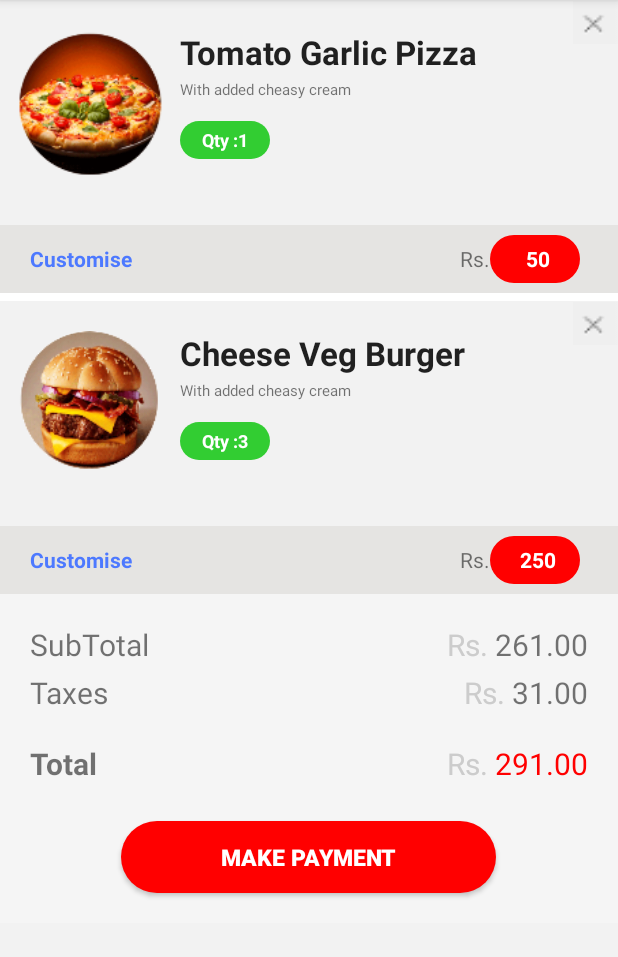
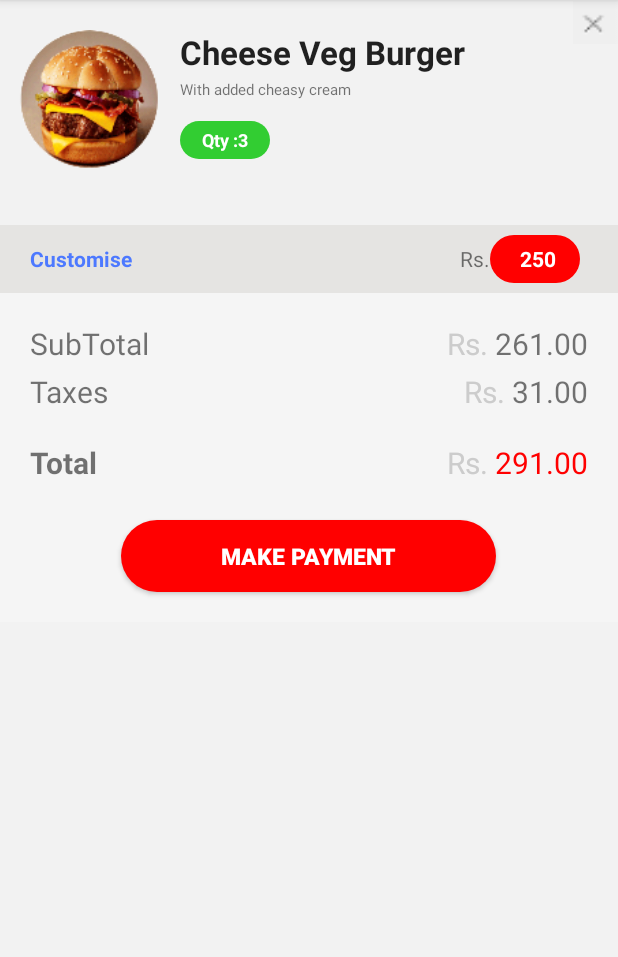
Before and after one commit to lognsys/toodit, an Android app: the fragment CartFragment placed in its activity, after a tap on an icon or button, on a phone screen of 412 x 824 dp, the part 84-1041 px from its top. Run offline under Robolectric (Android 15) with nearby library versions, the phone set to English and light mode, and no system bars; our stand-ins replace CircleImageView; libraries missing offline, so code that uses them is left out: com.ittianyu.bottomnavigationviewex; plain views replace BottomNavigationViewEx; 7 statements that could not run were skipped.

Commit message:
changes in CartFragment cancel button

```diff
--- a/app/src/main/java/com/lognsys/toodit/fragment/CartFragment.java
+++ b/app/src/main/java/com/lognsys/toodit/fragment/CartFragment.java
@@ -20,25 +20,30 @@ import android.text.Spannable;
 import android.text.SpannableString;
 import android.text.TextWatcher;
 import android.text.style.ForegroundColorSpan;
+import android.util.Log;
 import android.view.LayoutInflater;
 import android.view.View;
 import android.view.ViewGroup;
 import android.widget.ArrayAdapter;
+import android.widget.BaseAdapter;
 import android.widget.Button;
 import android.widget.EditText;
 import android.widget.ImageView;
 import android.widget.LinearLayout;
 import android.widget.ListView;
 import android.widget.TextView;
+import android.widget.Toast;
 
 import com.lognsys.toodit.R;
+
+import java.util.ArrayList;
 
 import de.hdodenhof.circleimageview.CircleImageView;
 
 /**
  * A simple {@link Fragment} subclass.
  * Activities that contain this fragment must implement the
- * {@link CartFragment.OnFragmentInteractionListener} interface
+ * {@link OnFragmentInteractionListener} interface
  * to handle interaction events.
  * Use the {@link CartFragment#newInstance} factory method to
  * create an instance of this fragment.
@@ -48,15 +53,16 @@ public class CartFragment extends Fragment {
     // the fragment initialization parameters, e.g. ARG_ITEM_NUMBER
     private static final String ARG_PARAM1 = "param1";
     private static final String ARG_PARAM2 = "param2";
-
+    private ArrayList<ListDataCartFragments> myList = new ArrayList<ListDataCartFragments>();
+    NotificationFragment.MyBaseAdapter myBaseAdapter;
     //by Akhilesh
-    String[] item={"Tomato Garlic Pizza", "Cheese Veg Burger"};
-    String[] qualit={"With added cheasy cream","With added cheasy cream" };
-    String[] quant={"Qty :1", "Qty :3"};
-    String[] amoun={" 50", " 250"};
+    String[] item = {"Tomato Garlic Pizza", "Cheese Veg Burger"};
+    String[] qualit = {"With added cheasy cream", "With added cheasy cream"};
+    String[] quant = {"Qty :1", "Qty :3"};
+    String[] amoun = {" 50", " 250"};
     ListView li;
-    int [] image={R.drawable.tomato12,R.drawable.vegitable12};
-   ItemSelectedListAdapter pwd;
+    int[] image = {R.drawable.tomato12, R.drawable.vegitable12};
+    MyBaseAdapter pwd;
 //
 
     // TODO: Rename and change types of parameters
@@ -105,9 +111,11 @@ public class CartFragment extends Fragment {
 
         View v = inflater.inflate(R.layout.fragment_cart, container, false);
 
-        li=(ListView)v.findViewById(R.id.lvCart);
+        li = (ListView) v.findViewById(R.id.lvCart);
+        getDataInList();
+
         //CartFragment.PasswordAdapter pwd=new CartFragment().PasswordAdapter(getActivity(),R.layout.list_raw_cart,item, qualit, quant, amoun);
-        ItemSelectedListAdapter pwd=new ItemSelectedListAdapter(getActivity(),R.layout.list_raw_cart,item, qualit, quant, amoun);
+        MyBaseAdapter pwd = new MyBaseAdapter(getActivity(), myList);
         li.setAdapter(pwd);
         return v;
         // return inflater.inflate(R.layout.fragment_cart, container, false);
@@ -152,41 +160,60 @@ public class CartFragment extends Fragment {
         // TODO: Update argument type and name
         void onFragmentInteraction(Uri uri);
     }
-    class ItemSelectedListAdapter extends ArrayAdapter {
 
-        public ItemSelectedListAdapter(Context context, int resource, String[] item, String[] qualit, String[] quant, String[] amoun) {
-            super(context, resource, item);
+    class MyBaseAdapter extends BaseAdapter {
+
+        private  ArrayList<ListDataCartFragments> myList = new ArrayList<ListDataCartFragments>();
+        LayoutInflater inflater;
+        Context context=getActivity();
+
+
+        public MyBaseAdapter(Context context, ArrayList<ListDataCartFragments> myList) {
+            this.myList = myList;
+            this.context = context;
+            inflater = LayoutInflater.from(this.context);
         }
 
         @Override
+        public int getCount() {
+            return myList.size();
+        }
+
+        @Override
+        public ListDataCartFragments getItem(int position) {
+            return myList.get(position);
+        }
+
+        @Override
+        public long getItemId(int position) {
+            return 0;
+        }
+
+
+        @Override
         public View getView(int position, View convertView, ViewGroup parent) {
-            View v=convertView;
-            if (convertView== null) {
-                v=((Activity)getContext()).getLayoutInflater().inflate(R.layout.list_raw_cart,null);
+            final MyViewHolder mViewHolder;
+
+            if (convertView == null) {
+                convertView = inflater.inflate(R.layout.list_raw_cart, parent, false);
+                mViewHolder = new MyViewHolder(convertView);
+                convertView.setTag(mViewHolder);
+            } else {
+                mViewHolder = (MyViewHolder) convertView.getTag();
             }
-            LinearLayout llAmount=(LinearLayout) v.findViewById(R.id.llTotalAmount);
 
-            llAmount.setVisibility(View.GONE);
 
-            TextView subTotal=(TextView) v.findViewById(R.id.tvSubTotal);
-            TextView      taxes=(TextView) v.findViewById(R.id.tvTaxes);
-            TextView      Total=(TextView) v.findViewById(R.id.tvTotal);
-            Button makePayment=(Button)v.findViewById(R.id.btnMakePayment) ;
-            ImageView cancelSelection=(ImageView)v.findViewById(R.id.ivCancelSelection);
-            TextView temName = (TextView) v.findViewById(R.id.tvItemName);
-            TextView itemQuality = (TextView) v.findViewById(R.id.tvItemQuality);
-            final EditText itemQuantity = (EditText) v.findViewById(R.id.tvItemQuantity);
-            TextView itemAmount = (TextView) v.findViewById(R.id.tvAmount);
-            TextView cusstomise = (TextView) v.findViewById(R.id.tvCustomise);
+            mViewHolder.llAmount.setVisibility(View.GONE);
+
+
 
             int itemPos = li.getCount();
-            if(position == itemPos-1)
-            {
-                llAmount.setVisibility(View.VISIBLE);
+            if (position == itemPos - 1) {
+                mViewHolder.llAmount.setVisibility(View.VISIBLE);
 
             }
 
-           itemQuantity.addTextChangedListener(new TextWatcher() {
+            mViewHolder.itemQuantity.addTextChangedListener(new TextWatcher() {
 
                 @Override
                 public void onTextChanged(CharSequence s, int start, int before,
@@ -201,10 +228,11 @@ public class CartFragment extends Fragment {
                     // TODO Auto-generated method stub
 
                 }
+
                 @Override
                 public void afterTextChanged(Editable s) {
                     if (!s.toString().startsWith("Qty :")) {
-                                                           itemQuantity.setText("Qty :");
+                        mViewHolder.itemQuantity.setText("Qty :");
 //                                                           Selection.setSelection(itemQuantity.getText(), itemQuantity
 //                                                                   .getText().length());
 
@@ -212,41 +240,68 @@ public class CartFragment extends Fragment {
 
                 }
             });
-
-            temName.setText(item[position]);
-            itemQuality.setText(qualit[position]);
-            itemQuantity.setText(quant[position]);
-            itemAmount.setText(amoun[position]);
+            ListDataCartFragments currentListData = getItem(position);
+            mViewHolder.temName.setText(currentListData.getCartItemSelected());
+            mViewHolder.itemQuality.setText(currentListData.getCartItemComment());
+            mViewHolder.itemQuantity.setText(currentListData.getCartItemquanatity());
+            mViewHolder.itemAmount.setText(currentListData.getCartItemPrice());
 
             String next = "<font color='#CCCCCC'>Rs. </font>";
 
-            subTotal.setText(Html.fromHtml(next+"261.00"));
-            taxes.setText(Html.fromHtml(next+"31.00"));
-            Total.setText(Html.fromHtml(next+"291.00"));
+            mViewHolder.subTotal.setText(Html.fromHtml(next + "261.00"));
+            mViewHolder.taxes.setText(Html.fromHtml(next + "31.00"));
+            mViewHolder.Total.setText(Html.fromHtml(next + "291.00"));
             //CircleImageView img = (de.hdodenhof.circleimageview.CircleImageView)v.findViewById(R.id.ivItemInCart);
 
             //img.setBackgroundResource(image[position]);
-            Bitmap bitmap = BitmapFactory.decodeResource(CartFragment.this.getResources(),image[position]);
+            Bitmap bitmap = BitmapFactory.decodeResource(CartFragment.this.getResources(), currentListData.getCartItemImage());
             Bitmap circularBitmap = new ImageConverter().getRoundedCornerBitmap(bitmap, 100);
 
-            ImageView img = (ImageView) v.findViewById(R.id.ivItemInCart);
-            img.setImageBitmap(circularBitmap);
-            cancelSelection.setTag(position);
-            final int posison=position;
-            cancelSelection.setOnClickListener(new View.OnClickListener() {
+
+            mViewHolder.img.setImageBitmap(circularBitmap);
+            mViewHolder.cancelSelection.setTag(position);
+           // final int posison = position;
+            mViewHolder.cancelSelection.setOnClickListener(new View.OnClickListener() {
                 @Override
                 public void onClick(View v) {
-
-
-
-
-
+                    Integer position= (Integer) v.getTag(); //get inde
+                     int deletePosition=(int)position;
+                    myList.remove(deletePosition); //remove the item from data source
+                    Log.e("myList Size", String.valueOf(myList.size()));
+                    notifyDataSetChanged(); //notify to refresh
+                   // li.setAdapter( new MyBaseAdapter(getActivity(), myListMain));
                 }
             });
 
-            return v;
+            return convertView;
+        }
+
+        private class MyViewHolder {
+            TextView subTotal, taxes, Total, temName, itemAmount, cusstomise, itemQuality;
+            Button makePayment;
+            ImageView cancelSelection, img;
+            EditText itemQuantity;
+            LinearLayout llAmount;
+
+            public MyViewHolder(View item) {
+
+                subTotal = (TextView) item.findViewById(R.id.tvSubTotal);
+                taxes = (TextView) item.findViewById(R.id.tvTaxes);
+                Total = (TextView) item.findViewById(R.id.tvTotal);
+                makePayment = (Button) item.findViewById(R.id.btnMakePayment);
+                cancelSelection = (ImageView) item.findViewById(R.id.ivCancelSelection);
+                img = (ImageView) item.findViewById(R.id.ivItemInCart);
+                temName = (TextView) item.findViewById(R.id.tvItemName);
+                itemQuality = (TextView) item.findViewById(R.id.tvItemQuality);
+                itemQuantity = (EditText) item.findViewById(R.id.tvItemQuantity);
+                itemAmount = (TextView) item.findViewById(R.id.tvAmount);
+                cusstomise = (TextView) item.findViewById(R.id.tvCustomise);
+                llAmount = (LinearLayout) item.findViewById(R.id.llTotalAmount);
+
             }
         }
+    }
+
     public class ImageConverter {
 
         public Bitmap getRoundedCornerBitmap(Bitmap bitmap, int pixels) {
@@ -271,4 +326,23 @@ public class CartFragment extends Fragment {
         }
     }
 
+
+
+    private void getDataInList() {
+        for (int i = 0; i < image.length; i++) {
+            // Create a new object for each list item
+            ListDataCartFragments ld = new ListDataCartFragments();
+            ld.setCartItemImage(image[i]);
+            ld.setCartItemSelected(item[i]);
+            ld.setCartItemComment(qualit[i]);
+            ld.setCartItemPrice(amoun[i]);
+            ld.setCartItemquanatity(quant[i]);
+
+            // Add this object into the ArrayList myList
+            myList.add(ld);
+
+
         }
+    }
+
+}
--- /dev/null
+++ b/app/src/main/java/com/lognsys/toodit/fragment/ListDataCartFragments.java
@@ -0,0 +1,53 @@
+package com.lognsys.toodit.fragment;
+
+/**
+ * Created by admin on 23-02-2017.
+ */
+
+public class ListDataCartFragments {
+    private String cartItemSelected;
+    private String cartItemComment;
+    private String cartItemquanatity;
+    private String cartItemPrice;
+    private int cartItemImage;
+
+    public int getCartItemImage() {
+        return cartItemImage;
+    }
+
+    public void setCartItemImage(int cartItemImage) {
+        this.cartItemImage = cartItemImage;
+    }
+
+    public String getCartItemPrice() {
+        return cartItemPrice;
+    }
+
+    public void setCartItemPrice(String cartItemPrice) {
+        this.cartItemPrice = cartItemPrice;
+    }
+
+    public String getCartItemquanatity() {
+        return cartItemquanatity;
+    }
+
+    public void setCartItemquanatity(String cartItemquanatity) {
+        this.cartItemquanatity = cartItemquanatity;
+    }
+
+    public String getCartItemComment() {
+        return cartItemComment;
+    }
+
+    public void setCartItemComment(String cartItemComment) {
+        this.cartItemComment = cartItemComment;
+    }
+
+    public String getCartItemSelected() {
+        return cartItemSelected;
+    }
+
+    public void setCartItemSelected(String cartItemSelected) {
+        this.cartItemSelected = cartItemSelected;
+    }
+}
```
Lines whose indentation alone changed are shown as unchanged.
